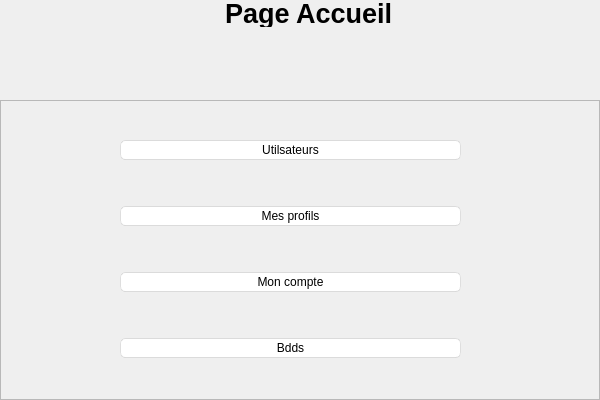
First picture: the form in FrameworkQT/src/main/c++/fr/univtours/polytech/FrameworkQT/view/homeadmininterface.ui, repository ChakSem/TPs-Plateformes-C-, before the edit.
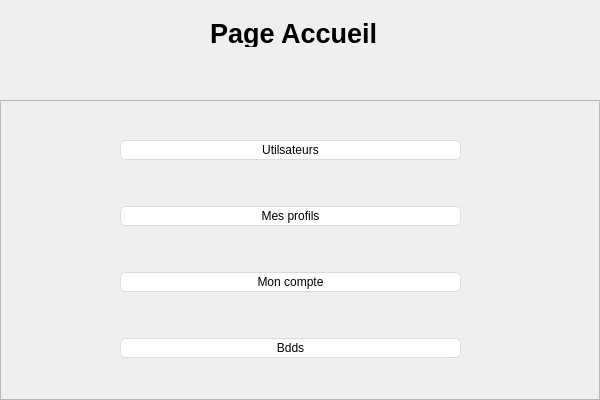
Second picture: the form after the edit.

Diff of the .ui file:
```diff
--- a/FrameworkQT/src/main/c++/fr/univtours/polytech/FrameworkQT/view/homeadmininterface.ui
+++ b/FrameworkQT/src/main/c++/fr/univtours/polytech/FrameworkQT/view/homeadmininterface.ui
@@ -633,8 +633,8 @@
   <widget class="QLabel" name="labelConnection">
    <property name="geometry">
     <rect>
-     <x>225</x>
-     <y>0</y>
+     <x>210</x>
+     <y>20</y>
      <width>381</width>
      <height>27</height>
     </rect>
```
